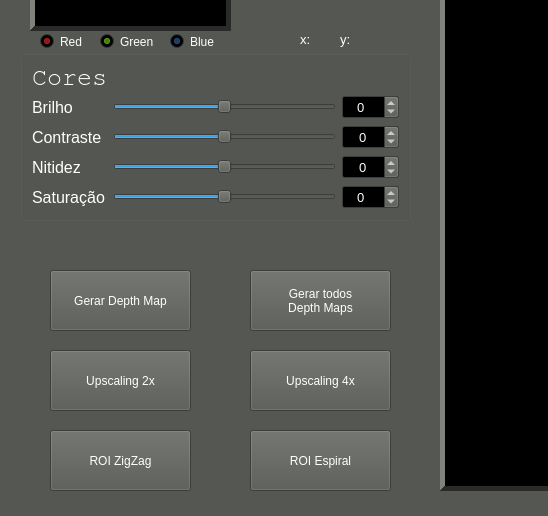
The window that lf.ui (pHgon/LF_Visualization_and_Design) describes before a commit, drawn with Qt 5; both pictures show x 0 to 548 and y 179 to 695 of the 1366 by 695 pixel window.
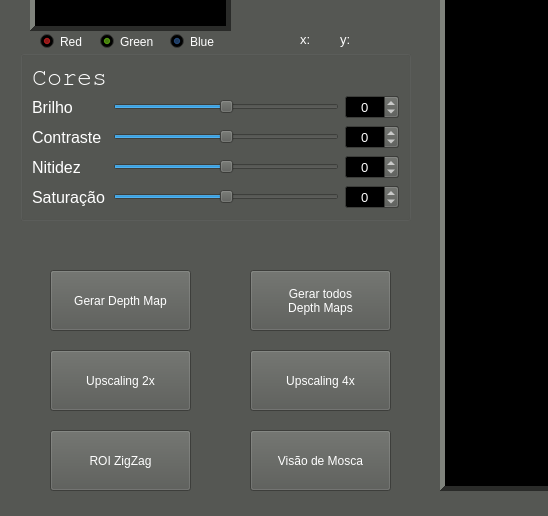
The same window after the commit.

Commit message: Visao de mosca - Gera PNG

```diff
--- a/lf.ui
+++ b/lf.ui
@@ -701,7 +701,7 @@
         <set>Qt::AlignCenter</set>
        </property>
        <property name="suffix">
-        <string> </string>
+        <string/>
        </property>
        <property name="minimum">
         <number>-100</number>
@@ -799,7 +799,7 @@
         <set>Qt::AlignCenter</set>
        </property>
        <property name="suffix">
-        <string> </string>
+        <string/>
        </property>
        <property name="minimum">
         <number>-100</number>
@@ -921,7 +921,7 @@
      <enum>Qt::NoFocus</enum>
     </property>
     <property name="text">
-     <string>ROI Espiral</string>
+     <string>Visão de Mosca</string>
     </property>
    </widget>
    <widget class="QPushButton" name="pushButton_6">
```
Left out of the diff: 2 changed lines with no effect on the pictures. The commit also changes 3 other files.
